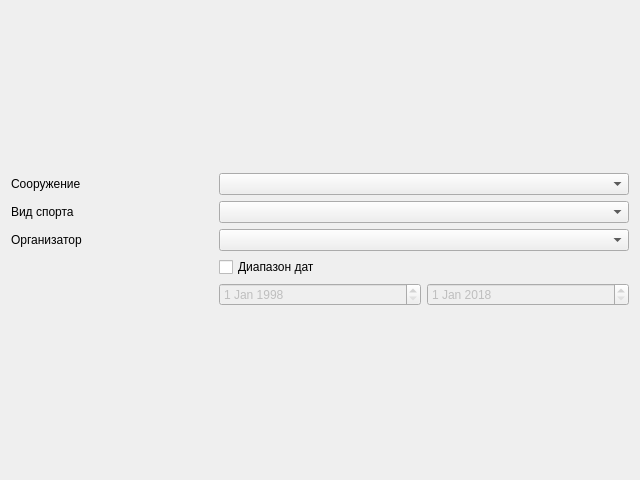
This is viewers/competitionviewer.ui in drWebber/CourseWork as Qt 5 draws it before an edit. The edited form follows.
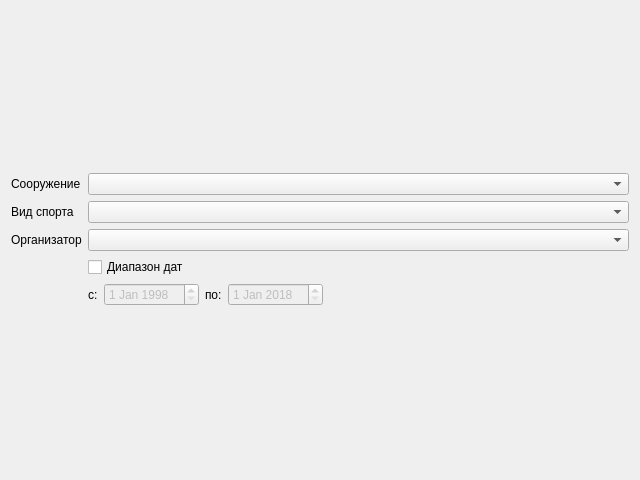
This is the edited form.

Diff of the .ui file:
```diff
--- a/viewers/competitionviewer.ui
+++ b/viewers/competitionviewer.ui
@@ -23,7 +23,7 @@
        </property>
       </widget>
      </item>
-     <item row="4" column="1">
+     <item row="4" column="2">
       <widget class="QDateEdit" name="deBegin">
        <property name="enabled">
         <bool>false</bool>
@@ -37,17 +37,7 @@
        </property>
       </widget>
      </item>
-     <item row="2" column="1" colspan="2">
-      <widget class="QComboBox" name="cbSponsor"/>
-     </item>
-     <item row="3" column="1">
-      <widget class="QCheckBox" name="cbDateRange">
-       <property name="text">
-        <string>Диапазон дат</string>
-       </property>
-      </widget>
-     </item>
-     <item row="4" column="2">
+     <item row="4" column="4">
       <widget class="QDateEdit" name="deEnd">
        <property name="enabled">
         <bool>false</bool>
@@ -61,9 +51,6 @@
        </property>
       </widget>
      </item>
-     <item row="1" column="1" colspan="2">
-      <widget class="QComboBox" name="cbSport"/>
-     </item>
      <item row="1" column="0">
       <widget class="QLabel" name="label_2">
        <property name="text">
@@ -71,9 +58,6 @@
        </property>
       </widget>
      </item>
-     <item row="0" column="1" colspan="2">
-      <widget class="QComboBox" name="cbFacility"/>
-     </item>
      <item row="0" column="0">
       <widget class="QLabel" name="label_3">
        <property name="text">
@@ -81,6 +65,49 @@
        </property>
       </widget>
      </item>
+     <item row="4" column="3">
+      <widget class="QLabel" name="label_5">
+       <property name="text">
+        <string>по:</string>
+       </property>
+      </widget>
+     </item>
+     <item row="4" column="1">
+      <widget class="QLabel" name="label_4">
+       <property name="text">
+        <string>c:</string>
+       </property>
+      </widget>
+     </item>
+     <item row="4" column="5">
+      <spacer name="horizontalSpacer">
+       <property name="orientation">
+        <enum>Qt::Horizontal</enum>
+       </property>
+       <property name="sizeHint" stdset="0">
+        <size>
+         <width>40</width>
+         <height>20</height>
+        </size>
+       </property>
+      </spacer>
+     </item>
+     <item row="3" column="1" colspan="5">
+      <widget class="QCheckBox" name="cbDateRange">
+       <property name="text">
+        <string>Диапазон дат</string>
+       </property>
+      </widget>
+     </item>
+     <item row="2" column="1" colspan="5">
+      <widget class="QComboBox" name="cbSponsor"/>
+     </item>
+     <item row="1" column="1" colspan="5">
+      <widget class="QComboBox" name="cbSport"/>
+     </item>
+     <item row="0" column="1" colspan="5">
+      <widget class="QComboBox" name="cbFacility"/>
+     </item>
     </layout>
    </item>
   </layout>
```
